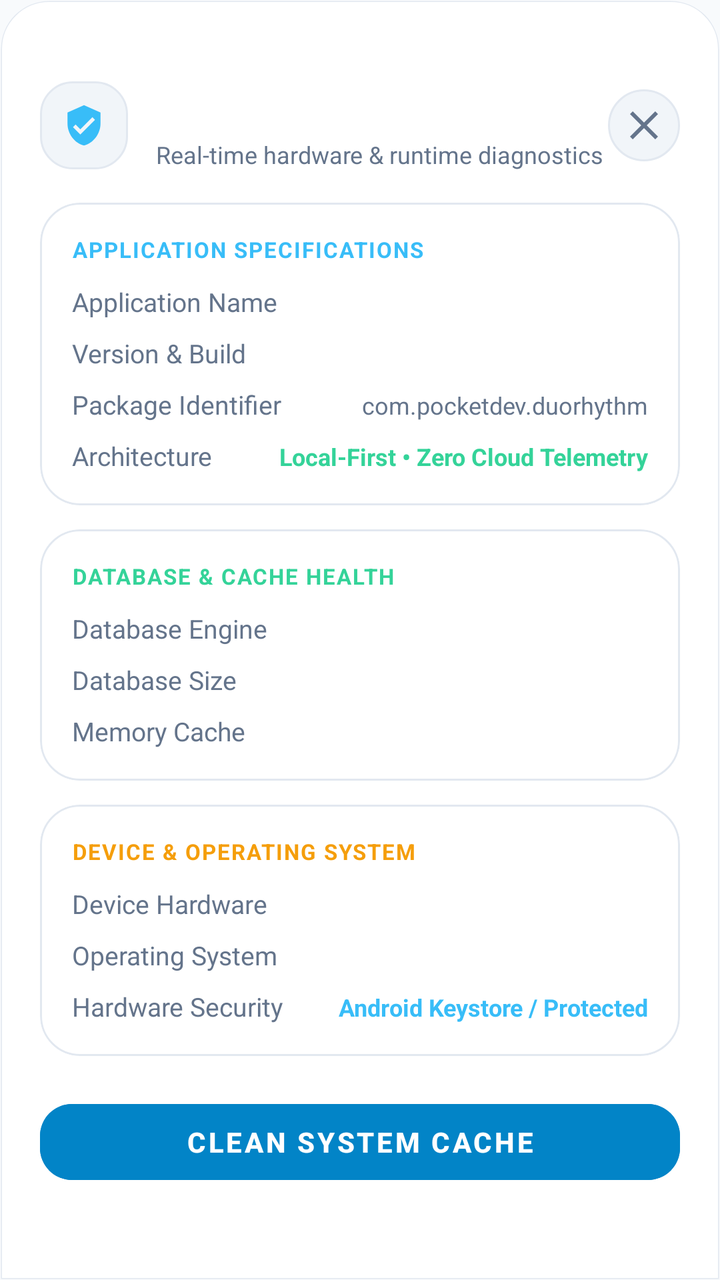
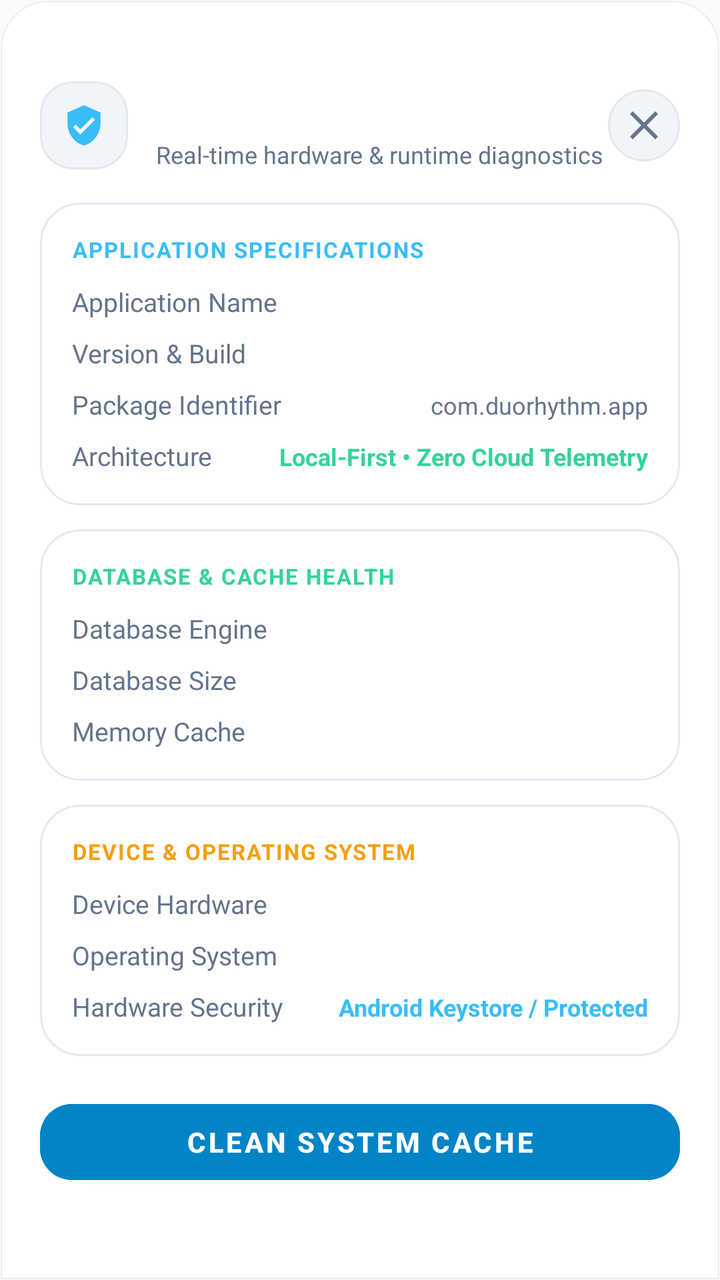

Compare the two renders of this Android layout. The source of the first and the diff that turns it into the second are given below.
<!-- AndroidManifest.xml: application theme Theme.LifeSync -->
<!-- res/layout/dialog_system_info.xml -->
<?xml version="1.0" encoding="utf-8"?>
<androidx.core.widget.NestedScrollView xmlns:android="http://schemas.android.com/apk/res/android"
    xmlns:app="http://schemas.android.com/apk/res-auto"
    android:layout_width="match_parent"
    android:layout_height="wrap_content"
    android:background="@drawable/bg_bottom_sheet_surface"
    android:clipToOutline="true"
    android:fillViewport="true">

    <LinearLayout
        android:layout_width="match_parent"
        android:layout_height="wrap_content"
        android:orientation="vertical"
        android:padding="20dp">

        
        <View
            android:layout_width="48dp"
            android:layout_height="4dp"
            android:layout_gravity="center_horizontal"
            android:layout_marginBottom="16dp"
            android:background="@drawable/bg_cyber_badge_status" />

        
        <LinearLayout
            android:layout_width="match_parent"
            android:layout_height="wrap_content"
            android:gravity="center_vertical"
            android:orientation="horizontal">

            <FrameLayout
                android:layout_width="44dp"
                android:layout_height="44dp"
                android:background="@drawable/bg_glass_squircle_action">

                <ImageView
                    android:layout_width="22dp"
                    android:layout_height="22dp"
                    android:layout_gravity="center"
                    android:src="@drawable/ic_shield_check"
                    app:tint="#38BDF8" />
            </FrameLayout>

            <LinearLayout
                android:layout_width="0dp"
                android:layout_height="wrap_content"
                android:layout_marginStart="14dp"
                android:layout_weight="1"
                android:orientation="vertical">

                <TextView
                    android:layout_width="wrap_content"
                    android:layout_height="wrap_content"
                    android:letterSpacing="0.02"
                    android:text="System Diagnostics"
                    android:textColor="@color/white"
                    android:textSize="20sp"
                    android:textStyle="bold" />

                <TextView
                    android:layout_width="wrap_content"
                    android:layout_height="wrap_content"
                    android:layout_marginTop="2dp"
                    android:text="Real-time hardware &amp; runtime diagnostics"
                    android:textColor="@color/text_secondary"
                    android:textSize="12sp" />
            </LinearLayout>

            <ImageButton
                android:id="@+id/btnCloseSystemInfo"
                android:layout_width="36dp"
                android:layout_height="36dp"
                android:background="@drawable/bg_cyber_circle_action"
                android:contentDescription="Close"
                android:padding="8dp"
                android:src="@drawable/ic_close"
                app:tint="@color/text_secondary" />
        </LinearLayout>

        
        <com.google.android.material.card.MaterialCardView
            android:layout_width="match_parent"
            android:layout_height="wrap_content"
            android:layout_marginTop="16dp"
            app:cardCornerRadius="20dp"
            app:cardElevation="0dp"
            app:cardBackgroundColor="@color/surface"
            app:strokeWidth="1dp"
            app:strokeColor="@color/card_stroke">

            <LinearLayout
                android:layout_width="match_parent"
                android:layout_height="wrap_content"
                android:orientation="vertical"
                android:padding="16dp">

                <TextView
                    android:layout_width="wrap_content"
                    android:layout_height="wrap_content"
                    android:letterSpacing="0.06"
                    android:text="APPLICATION SPECIFICATIONS"
                    android:textColor="#38BDF8"
                    android:textSize="11sp"
                    android:textStyle="bold" />

                <LinearLayout
                    android:layout_width="match_parent"
                    android:layout_height="wrap_content"
                    android:layout_marginTop="10dp"
                    android:orientation="vertical">

                    <LinearLayout
                        android:layout_width="match_parent"
                        android:layout_height="wrap_content"
                        android:layout_marginBottom="8dp">

                        <TextView
                            android:layout_width="0dp"
                            android:layout_height="wrap_content"
                            android:layout_weight="1"
                            android:text="Application Name"
                            android:textColor="@color/text_secondary"
                            android:textSize="13sp" />

                        <TextView
                            android:id="@+id/tvDiagAppName"
                            android:layout_width="wrap_content"
                            android:layout_height="wrap_content"
                            android:text="DuoRhythm"
                            android:textColor="@color/white"
                            android:textSize="13sp"
                            android:textStyle="bold" />
                    </LinearLayout>

                    <LinearLayout
                        android:layout_width="match_parent"
                        android:layout_height="wrap_content"
                        android:layout_marginBottom="8dp">

                        <TextView
                            android:layout_width="0dp"
                            android:layout_height="wrap_content"
                            android:layout_weight="1"
                            android:text="Version &amp; Build"
                            android:textColor="@color/text_secondary"
                            android:textSize="13sp" />

                        <TextView
                            android:id="@+id/tvDiagAppVersion"
                            android:layout_width="wrap_content"
                            android:layout_height="wrap_content"
                            android:text="v2.1.0 (Build 2)"
                            android:textColor="@color/white"
                            android:textSize="13sp"
                            android:textStyle="bold" />
                    </LinearLayout>

                    <LinearLayout
                        android:layout_width="match_parent"
                        android:layout_height="wrap_content"
                        android:layout_marginBottom="8dp">

                        <TextView
                            android:layout_width="0dp"
                            android:layout_height="wrap_content"
                            android:layout_weight="1"
                            android:text="Package Identifier"
                            android:textColor="@color/text_secondary"
                            android:textSize="13sp" />

                        <TextView
                            android:id="@+id/tvDiagPackageName"
                            android:layout_width="wrap_content"
                            android:layout_height="wrap_content"
                            android:text="com.pocketdev.duorhythm"
                            android:textColor="@color/text_silver"
                            android:textSize="12sp" />
                    </LinearLayout>

                    <LinearLayout
                        android:layout_width="match_parent"
                        android:layout_height="wrap_content">

                        <TextView
                            android:layout_width="0dp"
                            android:layout_height="wrap_content"
                            android:layout_weight="1"
                            android:text="Architecture"
                            android:textColor="@color/text_secondary"
                            android:textSize="13sp" />

                        <TextView
                            android:layout_width="wrap_content"
                            android:layout_height="wrap_content"
                            android:text="Local-First • Zero Cloud Telemetry"
                            android:textColor="#34D399"
                            android:textSize="12sp"
                            android:textStyle="bold" />
                    </LinearLayout>
                </LinearLayout>
            </LinearLayout>
        </com.google.android.material.card.MaterialCardView>

        
        <com.google.android.material.card.MaterialCardView
            android:layout_width="match_parent"
            android:layout_height="wrap_content"
            android:layout_marginTop="12dp"
            app:cardCornerRadius="20dp"
            app:cardElevation="0dp"
            app:cardBackgroundColor="@color/surface"
            app:strokeWidth="1dp"
            app:strokeColor="@color/card_stroke">

            <LinearLayout
                android:layout_width="match_parent"
                android:layout_height="wrap_content"
                android:orientation="vertical"
                android:padding="16dp">

                <TextView
                    android:layout_width="wrap_content"
                    android:layout_height="wrap_content"
                    android:letterSpacing="0.06"
                    android:text="DATABASE &amp; CACHE HEALTH"
                    android:textColor="#34D399"
                    android:textSize="11sp"
                    android:textStyle="bold" />

                <LinearLayout
                    android:layout_width="match_parent"
                    android:layout_height="wrap_content"
                    android:layout_marginTop="10dp"
                    android:orientation="vertical">

                    <LinearLayout
                        android:layout_width="match_parent"
                        android:layout_height="wrap_content"
                        android:layout_marginBottom="8dp">

                        <TextView
                            android:layout_width="0dp"
                            android:layout_height="wrap_content"
                            android:layout_weight="1"
                            android:text="Database Engine"
                            android:textColor="@color/text_secondary"
                            android:textSize="13sp" />

                        <TextView
                            android:id="@+id/tvDiagDbEngine"
                            android:layout_width="wrap_content"
                            android:layout_height="wrap_content"
                            android:text="SQLite (Healthy • 0 corrupted)"
                            android:textColor="@color/white"
                            android:textSize="13sp"
                            android:textStyle="bold" />
                    </LinearLayout>

                    <LinearLayout
                        android:layout_width="match_parent"
                        android:layout_height="wrap_content"
                        android:layout_marginBottom="8dp">

                        <TextView
                            android:layout_width="0dp"
                            android:layout_height="wrap_content"
                            android:layout_weight="1"
                            android:text="Database Size"
                            android:textColor="@color/text_secondary"
                            android:textSize="13sp" />

                        <TextView
                            android:id="@+id/tvDiagDbSize"
                            android:layout_width="wrap_content"
                            android:layout_height="wrap_content"
                            android:text="64 KB on disk"
                            android:textColor="@color/white"
                            android:textSize="13sp" />
                    </LinearLayout>

                    <LinearLayout
                        android:layout_width="match_parent"
                        android:layout_height="wrap_content">

                        <TextView
                            android:layout_width="0dp"
                            android:layout_height="wrap_content"
                            android:layout_weight="1"
                            android:text="Memory Cache"
                            android:textColor="@color/text_secondary"
                            android:textSize="13sp" />

                        <TextView
                            android:id="@+id/tvDiagMemoryCache"
                            android:layout_width="wrap_content"
                            android:layout_height="wrap_content"
                            android:text="14 MB / 256 MB"
                            android:textColor="@color/white"
                            android:textSize="13sp"
                            android:textStyle="bold" />
                    </LinearLayout>
                </LinearLayout>
            </LinearLayout>
        </com.google.android.material.card.MaterialCardView>

        
        <com.google.android.material.card.MaterialCardView
            android:layout_width="match_parent"
            android:layout_height="wrap_content"
            android:layout_marginTop="12dp"
            app:cardCornerRadius="20dp"
            app:cardElevation="0dp"
            app:cardBackgroundColor="@color/surface"
            app:strokeWidth="1dp"
            app:strokeColor="@color/card_stroke">

            <LinearLayout
                android:layout_width="match_parent"
                android:layout_height="wrap_content"
                android:orientation="vertical"
                android:padding="16dp">

                <TextView
                    android:layout_width="wrap_content"
                    android:layout_height="wrap_content"
                    android:letterSpacing="0.06"
                    android:text="DEVICE &amp; OPERATING SYSTEM"
                    android:textColor="#F59E0B"
                    android:textSize="11sp"
                    android:textStyle="bold" />

                <LinearLayout
                    android:layout_width="match_parent"
                    android:layout_height="wrap_content"
                    android:layout_marginTop="10dp"
                    android:orientation="vertical">

                    <LinearLayout
                        android:layout_width="match_parent"
                        android:layout_height="wrap_content"
                        android:layout_marginBottom="8dp">

                        <TextView
                            android:layout_width="0dp"
                            android:layout_height="wrap_content"
                            android:layout_weight="1"
                            android:text="Device Hardware"
                            android:textColor="@color/text_secondary"
                            android:textSize="13sp" />

                        <TextView
                            android:id="@+id/tvDiagDeviceModel"
                            android:layout_width="wrap_content"
                            android:layout_height="wrap_content"
                            android:text="Android Device"
                            android:textColor="@color/white"
                            android:textSize="13sp"
                            android:textStyle="bold" />
                    </LinearLayout>

                    <LinearLayout
                        android:layout_width="match_parent"
                        android:layout_height="wrap_content"
                        android:layout_marginBottom="8dp">

                        <TextView
                            android:layout_width="0dp"
                            android:layout_height="wrap_content"
                            android:layout_weight="1"
                            android:text="Operating System"
                            android:textColor="@color/text_secondary"
                            android:textSize="13sp" />

                        <TextView
                            android:id="@+id/tvDiagOsVersion"
                            android:layout_width="wrap_content"
                            android:layout_height="wrap_content"
                            android:text="Android OS (API 35)"
                            android:textColor="@color/white"
                            android:textSize="13sp"
                            android:textStyle="bold" />
                    </LinearLayout>

                    <LinearLayout
                        android:layout_width="match_parent"
                        android:layout_height="wrap_content">

                        <TextView
                            android:layout_width="0dp"
                            android:layout_height="wrap_content"
                            android:layout_weight="1"
                            android:text="Hardware Security"
                            android:textColor="@color/text_secondary"
                            android:textSize="13sp" />

                        <TextView
                            android:id="@+id/tvDiagSecurityStatus"
                            android:layout_width="wrap_content"
                            android:layout_height="wrap_content"
                            android:text="Android Keystore / Protected"
                            android:textColor="#38BDF8"
                            android:textSize="12sp"
                            android:textStyle="bold" />
                    </LinearLayout>
                </LinearLayout>
            </LinearLayout>
        </com.google.android.material.card.MaterialCardView>

        
        <com.google.android.material.button.MaterialButton
            android:id="@+id/btnClearCache"
            style="@style/Widget.MaterialComponents.Button.UnelevatedButton"
            android:layout_width="match_parent"
            android:layout_height="50dp"
            android:layout_marginTop="18dp"
            android:backgroundTint="#0284C7"
            android:text="Clean System Cache"
            android:textColor="@color/white"
            android:textSize="14sp"
            android:textStyle="bold"
            app:cornerRadius="16dp" />

    </LinearLayout>
</androidx.core.widget.NestedScrollView>
<!-- resources referenced by this layout -->
<resources>
  <color name="card_stroke">#E2E8F0</color>
  <color name="surface">#FFFFFF</color>
  <color name="text_secondary">#64748B</color>
  <color name="text_silver">#64748B</color>
  <color name="white">#FFFFFF</color>
  <!-- drawable bg_bottom_sheet_surface (drawable) -->
  <?xml version="1.0" encoding="utf-8"?>
  <shape xmlns:android="http://schemas.android.com/apk/res/android"
      android:shape="rectangle">
      <corners
          android:topLeftRadius="24dp"
          android:topRightRadius="24dp"
          android:bottomLeftRadius="0dp"
          android:bottomRightRadius="0dp" />
      <solid android:color="@color/surface" />
      <stroke
          android:width="1dp"
          android:color="@color/card_stroke" />
  </shape>
  <!-- drawable bg_cyber_badge_status (drawable) -->
  <?xml version="1.0" encoding="utf-8"?>
  <shape xmlns:android="http://schemas.android.com/apk/res/android"
      android:shape="rectangle">
      <solid android:color="#14FFFFFF" />
      <corners android:radius="999dp" />
      <stroke
          android:width="1dp"
          android:color="#20FFFFFF" />
  </shape>
  <!-- drawable bg_cyber_circle_action (drawable) -->
  <?xml version="1.0" encoding="utf-8"?>
  <ripple xmlns:android="http://schemas.android.com/apk/res/android"
      android:color="#20FFFFFF">
      <item>
          <shape android:shape="oval">
              <solid android:color="@color/surface_variant" />
              <stroke
                  android:width="1dp"
                  android:color="@color/card_stroke" />
          </shape>
      </item>
  </ripple>
  <!-- drawable ic_close (drawable) -->
  <vector xmlns:android="http://schemas.android.com/apk/res/android"
      android:width="24dp"
      android:height="24dp"
      android:viewportWidth="24"
      android:viewportHeight="24">
      <path
          android:fillColor="#000000"
          android:pathData="M19,6.41L17.59,5 12,10.59 6.41,5 5,6.41 10.59,12 5,17.59 6.41,19 12,13.41 17.59,19 19,17.59 13.41,12z"/>
  </vector>
  <!-- drawable ic_shield_check (drawable) -->
  <vector xmlns:android="http://schemas.android.com/apk/res/android"
      android:width="24dp"
      android:height="24dp"
      android:viewportWidth="24"
      android:viewportHeight="24">
      <path
          android:fillColor="@color/neon_green"
          android:pathData="M12,1L3,5v6c0,5.55 3.84,10.74 9,12 5.16,-1.26 9,-6.45 9,-12V5l-9,-4zm-2,16l-4,-4 1.41,-1.41L10,14.17l6.59,-6.59L18,9l-8,8z"/>
  </vector>
  <color name="surface_variant">#F1F5F9</color>
  <color name="neon_green">#10B981</color>
  <color name="primary">#0284C7</color>
  <color name="primary_variant">#0369A1</color>
  <color name="on_primary">#FFFFFF</color>
  <color name="secondary">#7C3AED</color>
  <color name="secondary_variant">#6D28D9</color>
  <color name="on_secondary">#FFFFFF</color>
  <color name="text_primary">#0F172A</color>
  <color name="background">#F8FAFC</color>
  <style name="CardElevationRounded" parent="Widget.MaterialComponents.CardView">
          <item name="cardCornerRadius">22dp</item>
          <item name="cardElevation">2dp</item>
          <item name="strokeWidth">1dp</item>
          <item name="strokeColor">@color/card_stroke</item>
          <item name="cardBackgroundColor">@color/surface_card</item>
      </style>
  <style name="DuoRhythmTextView" parent="android:Widget.TextView">
          <item name="android:lineSpacingExtra">2dp</item>
          <item name="android:fontFamily">sans-serif</item>
          <item name="android:includeFontPadding">true</item>
      </style>
  <style name="DuoRhythmEditText" parent="android:Widget.EditText">
          <item name="android:lineSpacingExtra">2dp</item>
          <item name="android:fontFamily">sans-serif</item>
          <item name="android:includeFontPadding">true</item>
          <item name="android:textColor">@color/text_primary</item>
          <item name="android:textColorHint">@color/text_secondary</item>
      </style>
  <color name="surface_card">#FFFFFF</color>
  <!-- unchanged entries left out for length: 2 -->
</resources>

<!-- the commit's change to res/layout/dialog_system_info.xml (unified diff, before → after) -->
@@ -172,7 +172,7 @@
                             android:id="@+id/tvDiagPackageName"
                             android:layout_width="wrap_content"
                             android:layout_height="wrap_content"
-                            android:text="com.pocketdev.duorhythm"
+                            android:text="com.duorhythm.app"
                             android:textColor="@color/text_silver"
                             android:textSize="12sp" />
                     </LinearLayout>
